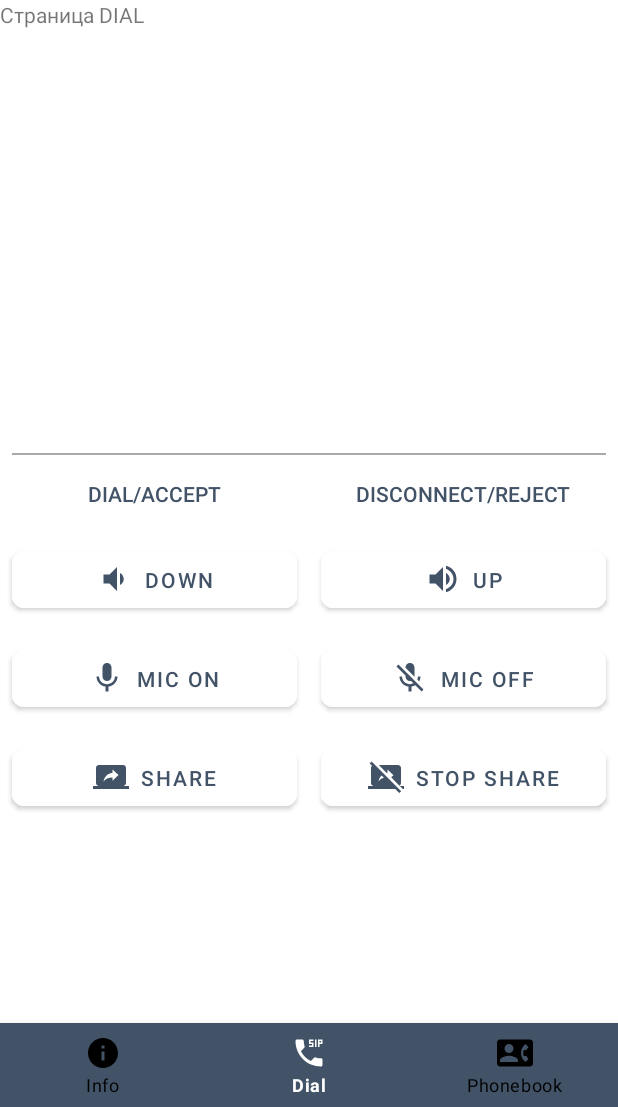
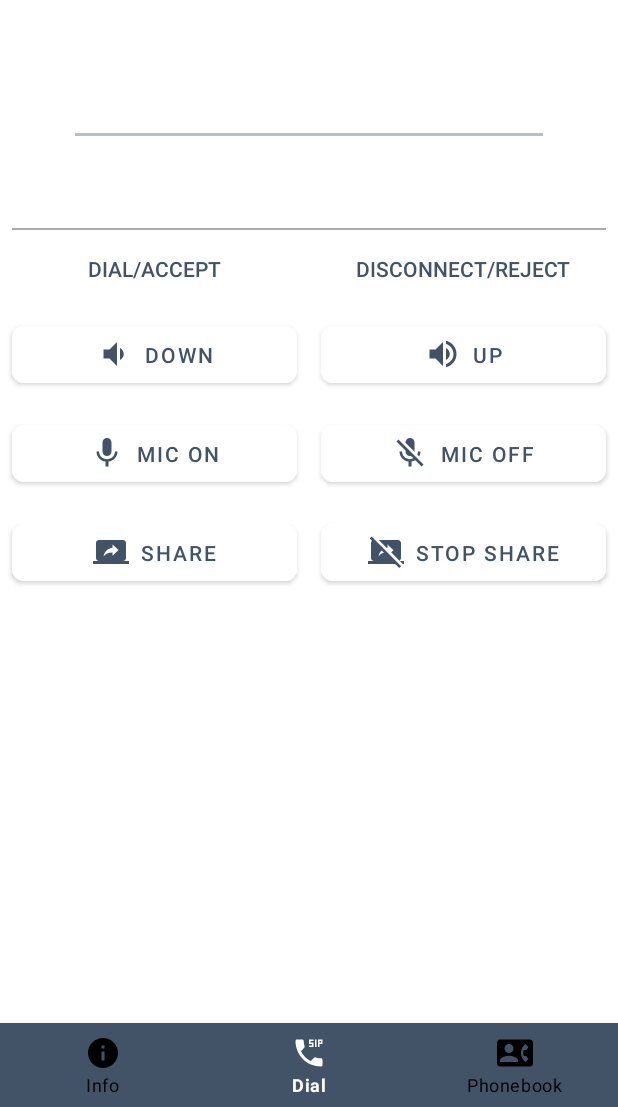
Before and after one commit to mpolyakov/CiscoRemoteControl, an Android app: the DialActivity screen opened directly, with no data from a screen before it, on a phone screen of 412 x 824 dp, the part 129-1236 px from its top. Run offline under Robolectric (Android 15) with nearby library versions, the phone set to English and light mode, and no system bars.

Commit message:
обработка перехода на страницу вызова по клику на записи из адресной книги

```diff
--- a/app/src/main/java/com/kts/ciscorc/DialActivity.java
+++ b/app/src/main/java/com/kts/ciscorc/DialActivity.java
@@ -11,6 +11,7 @@ import android.os.Bundle;
 import android.os.Handler;
 import android.view.MenuItem;
 import android.view.View;
+import android.widget.EditText;
 import android.widget.ToggleButton;
 
 import com.google.android.material.bottomnavigation.BottomNavigationView;
@@ -26,14 +27,13 @@ public class DialActivity extends AppCompatActivity {
     FragmentTransaction fragmentTransaction;
     ToggleButton toggleButtonDial;
     ToggleButton toggleButtonSelfView;
+    EditText dialNum;
 
     @Override
     protected void onCreate(Bundle savedInstanceState) {
         super.onCreate(savedInstanceState);
         setContentView(R.layout.activity_dial);
         getWindow().getDecorView().setBackgroundColor(Color.WHITE);
-
-
 
         init();
 
@@ -101,6 +101,15 @@ public class DialActivity extends AppCompatActivity {
         toggleButtonSelfView = findViewById(R.id.toggleSelfView);
         toggleButtonDial.setChecked(true);
 
+        dialNum = findViewById(R.id.editTextDialNumber);
+
 
     }
+
+    private void getIncomingIntent(){
+        if (getIntent().hasExtra("address_of_remote_endpoint")){
+            String receivedNumer = getIntent().getStringExtra("address_of_remote_endpoint");
+            dialNum.setText(receivedNumer);
+        }
+    }
 }
--- a/app/src/main/java/com/kts/ciscorc/MainPresenter.java
+++ b/app/src/main/java/com/kts/ciscorc/MainPresenter.java
@@ -6,6 +6,7 @@ public final class MainPresenter {
     private String login;
     private String password;
     private String codecPlatform;
+    private String dialNumber;
 
     public static MainPresenter getInstance() {
         if (instance == null){
@@ -14,6 +15,14 @@ public final class MainPresenter {
         return instance;
     }
 
+
+    public String getDialNumber() {
+        return dialNumber;
+    }
+
+    public void setDialNumber(String dialNumber) {
+        this.dialNumber = dialNumber;
+    }
     public String getIpAddress() {
         return ipAddress;
     }
--- a/app/src/main/java/com/kts/ciscorc/PhonebookActivity.java
+++ b/app/src/main/java/com/kts/ciscorc/PhonebookActivity.java
@@ -51,12 +51,12 @@ public class PhonebookActivity extends AppCompatActivity {
                         return true;
                     case R.id.info:
                         startActivity(new Intent(getApplicationContext(), InfoActivity.class));
-                        overridePendingTransition(0, 0);
+                        overridePendingTransition(android.R.anim.fade_in, android.R.anim.fade_out);
                         finish();
                         return true;
                     case R.id.dial:
                         startActivity(new Intent(getApplicationContext(), DialActivity.class));
-                        overridePendingTransition(0, 0);
+                        overridePendingTransition(android.R.anim.fade_in, android.R.anim.fade_out);
                         finish();
                         return true;
                 }
--- a/app/src/main/java/com/kts/ciscorc/fragments/FragmentDial.java
+++ b/app/src/main/java/com/kts/ciscorc/fragments/FragmentDial.java
@@ -2,21 +2,33 @@ package com.kts.ciscorc.fragments;
 
 import android.os.Bundle;
 
+import androidx.annotation.Nullable;
 import androidx.fragment.app.Fragment;
 
 import android.view.LayoutInflater;
 import android.view.View;
 import android.view.ViewGroup;
+import android.widget.EditText;
 
+import com.kts.ciscorc.MainPresenter;
 import com.kts.ciscorc.R;
 
 public class FragmentDial extends Fragment {
+    EditText dialNum;
+    final MainPresenter presenter = MainPresenter.getInstance();
 
     @Override
     public View onCreateView(LayoutInflater inflater, ViewGroup container,
                              Bundle savedInstanceState) {
         // Inflate the layout for this fragment
-        return inflater.inflate(R.layout.fragment_dial, container, false);
+        View layout  = inflater.inflate(R.layout.fragment_dial, container, false);
+
+        dialNum = layout.findViewById(R.id.editTextDialNumber);
+        dialNum.setText(presenter.getDialNumber());
+        presenter.setDialNumber(null);
+
+        return layout;
     }
 
+
 }
--- a/app/src/main/res/layout/activity_dial.xml
+++ b/app/src/main/res/layout/activity_dial.xml
@@ -49,7 +49,7 @@
     <FrameLayout
         android:id="@+id/fragment_place"
         android:layout_width="match_parent"
-        android:layout_height="300dp"
+        android:layout_height="150dp"
         android:layout_below="@+id/topLinearLayout"
         android:layout_alignParentEnd="true"></FrameLayout>
     <View
--- a/app/src/main/res/layout/fragment_dial.xml
+++ b/app/src/main/res/layout/fragment_dial.xml
@@ -5,11 +5,18 @@
     android:layout_height="match_parent"
     tools:context=".fragments.FragmentDial">
 
-    <!-- TODO: Update blank fragment layout -->
+    <RelativeLayout
+        android:layout_width="match_parent"
+        android:layout_height="match_parent">
 
-    <TextView
-        android:layout_width="match_parent"
-        android:layout_height="match_parent"
-        android:text="Страница DIAL" />
+        <EditText
+            android:id="@+id/editTextDialNumber"
+            android:layout_width="wrap_content"
+            android:layout_height="wrap_content"
+            android:ems="15"
+            android:inputType="number|text"
+            android:text=""
+            android:layout_centerInParent="true"/>
+    </RelativeLayout>
 
 </FrameLayout>
```
Also changed, not shown: app/src/main/java/com/kts/ciscorc/InfoActivity.java (+10 -5 lines), app/src/main/java/com/kts/ciscorc/LoginActivity.java (+7 -12 lines), app/src/main/java/com/kts/ciscorc/RecyclerViewAdapterPhonebook.java (+7 -1 lines), app/src/main/java/com/kts/ciscorc/data/ConnectionClass.java (+5 -2 lines), app/src/main/java/com/kts/ciscorc/data/DatabaseHelper.java (added, +33 -0 lines), app/src/main/res/layout/activity_info.xml (+3 -13 lines), app/src/main/res/layout/activity_phonebook.xml (+3 -14 lines).
